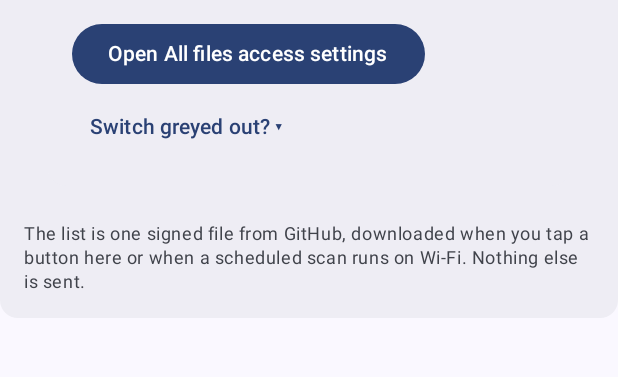
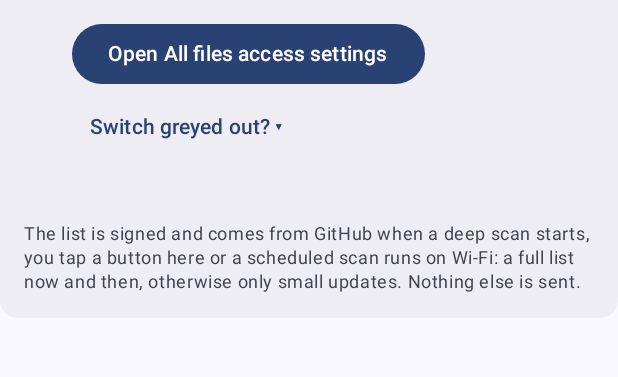
Before and after one commit to supunsarachitha/android-sweeper, an Android app built with Jetpack Compose: the composable DeepScanCard called with empty values, on a phone screen of 412 x 824 dp, the part 492-869 px from its top. Run offline under Robolectric (Android 15) with nearby library versions, the phone set to English and light mode, and no system bars; network calls fail.

Commit message:
Deep-scan card: the note about downloads names the update files (#35)
Part of #35

```diff
--- a/app/src/main/java/com/supun/sweeper/ui/DeepScanSection.kt
+++ b/app/src/main/java/com/supun/sweeper/ui/DeepScanSection.kt
@@ -122,7 +122,7 @@ internal fun DeepScanCard(
             }
             Spacer(Modifier.height(8.dp))
             Text(
-                "The list is one signed file from GitHub, downloaded when you tap a button here or when a scheduled scan runs on Wi-Fi. Nothing else is sent.",
+                "The list is signed and comes from GitHub when a deep scan starts, you tap a button here or a scheduled scan runs on Wi-Fi: a full list now and then, otherwise only small updates. Nothing else is sent.",
                 style = MaterialTheme.typography.bodySmall,
                 color = MaterialTheme.colorScheme.onSurfaceVariant,
             )
```
